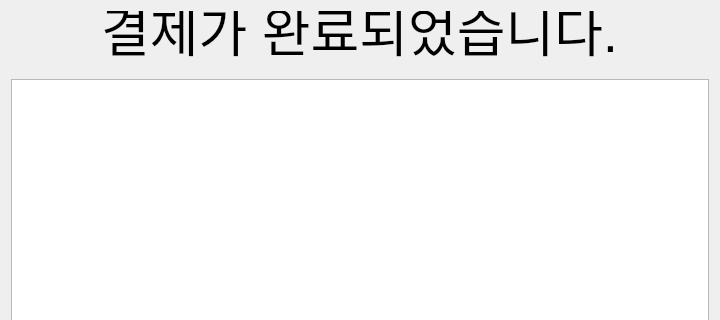
The window that src/my_package/ui/Receipt_menu.ui (Seongeun11/PyPointKiosk) describes before a commit, drawn with Qt 5; both pictures show x 0 to 720 and y 0 to 320 of the 720 by 1280 pixel window.
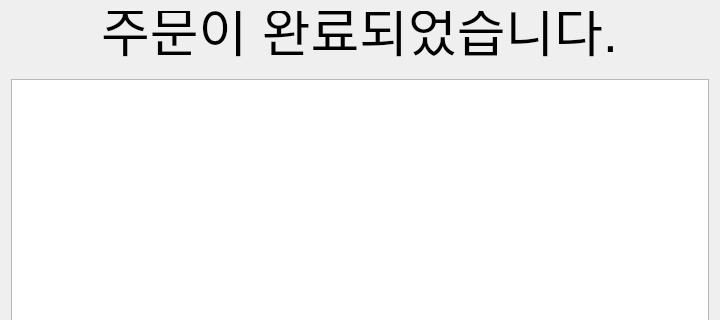
The same window after the commit.

```diff
--- a/src/my_package/ui/Receipt_menu.ui
+++ b/src/my_package/ui/Receipt_menu.ui
@@ -36,7 +36,7 @@
         <string notr="true">background-color: transparent;</string>
        </property>
        <property name="text">
-        <string>결제가 완료되었습니다.</string>
+        <string>주문이 완료되었습니다.</string>
        </property>
        <property name="frame">
         <bool>false</bool>
```
Left out of the diff: 5 changed lines with no effect on the pictures.
